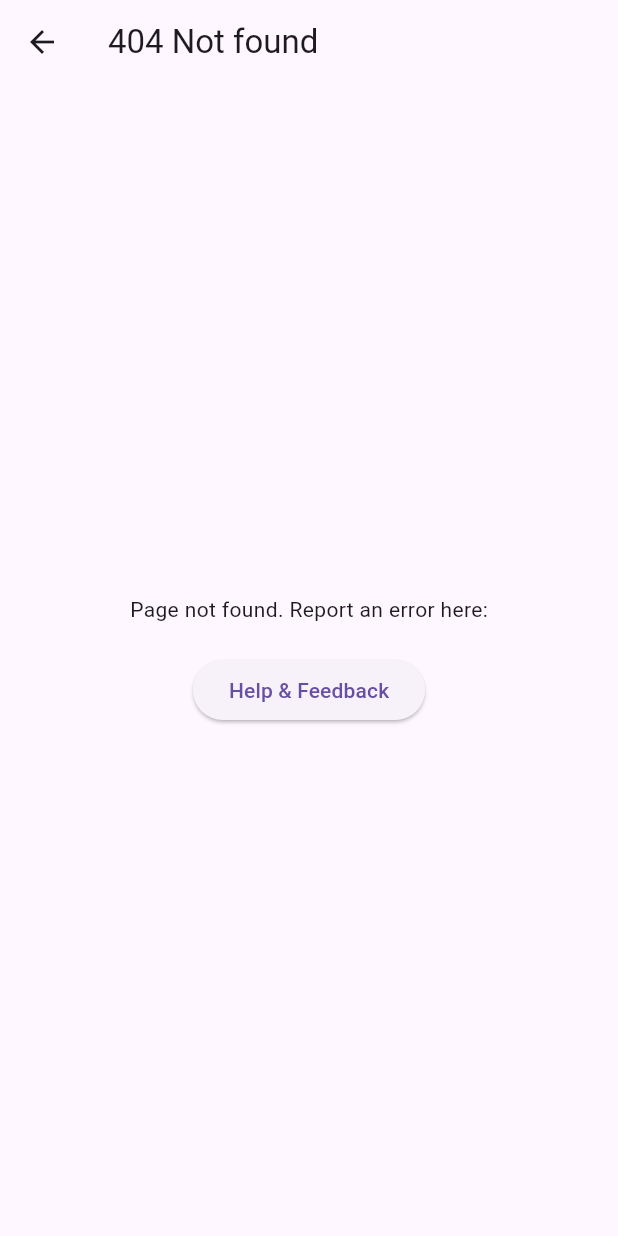
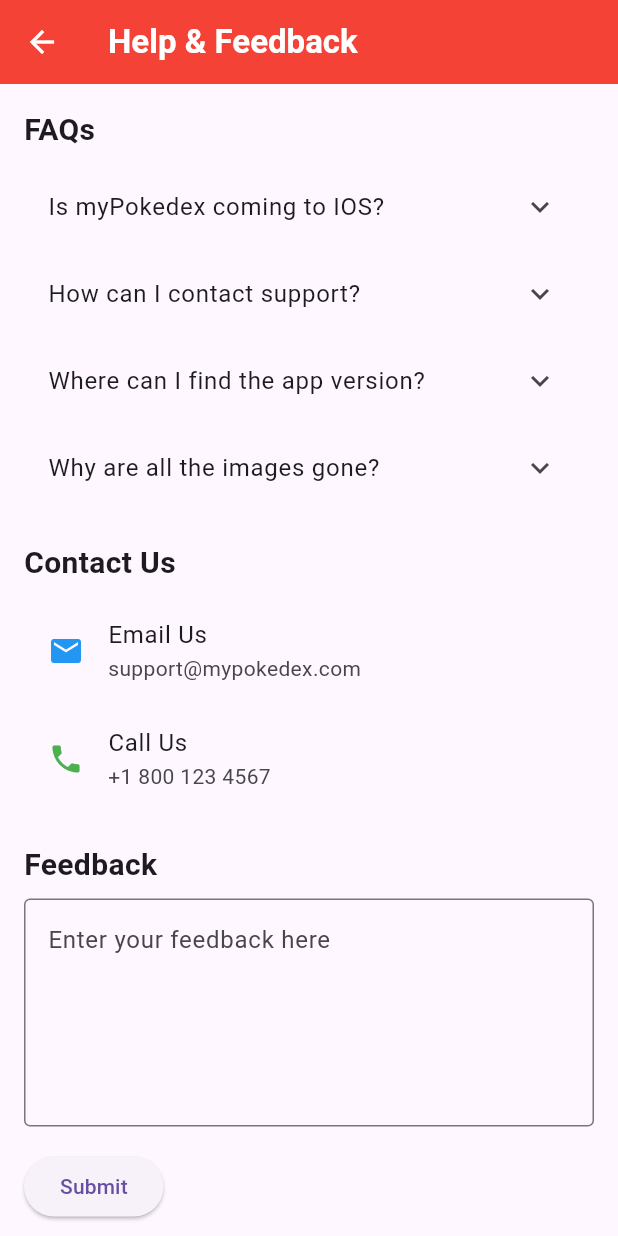
Before and after one commit to turek979/my_pokedex, a Flutter app: the screen it shows after launch, in the side drawer, after a tap on "Help & Feedback", on a phone screen of 412 x 824 dp. Run offline on Flutter 3.47's test engine with Material 3 defaults, Android fonts, the phone set to English and light mode, and no system bars.

Commit message:
add help and feedback

```diff
--- /dev/null
+++ b/lib/screens/help_and_feedback.dart
@@ -0,0 +1,84 @@
+import 'package:flutter/material.dart';
+import 'package:my_pokedex/widgets/faq_item.dart';
+
+class HelpAndFeedbackScreen extends StatelessWidget {
+  const HelpAndFeedbackScreen({super.key});
+
+  @override
+  Widget build(BuildContext context) {
+    return Scaffold(
+      appBar: AppBar(
+        foregroundColor: Colors.white,
+        backgroundColor: Colors.red,
+        title: Text(
+          'Help & Feedback',
+          style: TextStyle(fontWeight: FontWeight.bold),
+        ),
+      ),
+      body: SingleChildScrollView(
+        padding: const EdgeInsets.all(16.0),
+        child: Column(
+          crossAxisAlignment: CrossAxisAlignment.start,
+          children: [
+            Text(
+              'FAQs',
+              style: TextStyle(fontSize: 20, fontWeight: FontWeight.bold),
+            ),
+            SizedBox(height: 8),
+            FAQItem(
+                question: 'Is myPokedex coming to IOS?',
+                answer: 'Yes as soon as i can afford a MacBook'),
+            FAQItem(
+                question: 'How can I contact support?',
+                answer: 'You can email us at support@mypokedex.com.'),
+            FAQItem(
+                question: 'Where can I find the app version?',
+                answer: 'Go to About section on the tab.'),
+            FAQItem(
+                question: 'Why are all the images gone?',
+                answer:
+                    'There are two possible answers: Either the apps database is being updated or your connection is weak. If either is not the case, please contact us immediately!'),
+            SizedBox(height: 20),
+            Text(
+              'Contact Us',
+              style: TextStyle(fontSize: 20, fontWeight: FontWeight.bold),
+            ),
+            SizedBox(height: 8),
+            ListTile(
+              leading: Icon(Icons.email, color: Colors.blue),
+              title: Text('Email Us'),
+              subtitle: Text('support@mypokedex.com'),
+            ),
+            ListTile(
+              leading: Icon(Icons.phone, color: Colors.green),
+              title: Text('Call Us'),
+              subtitle: Text('+1 800 123 4567'),
+            ),
+            SizedBox(height: 20),
+            Text(
+              'Feedback',
+              style: TextStyle(fontSize: 20, fontWeight: FontWeight.bold),
+            ),
+            SizedBox(height: 8),
+            TextField(
+              decoration: InputDecoration(
+                border: OutlineInputBorder(),
+                hintText: 'Enter your feedback here',
+              ),
+              maxLines: 5,
+            ),
+            SizedBox(height: 16),
+            ElevatedButton(
+              onPressed: () {
+                ScaffoldMessenger.of(context).showSnackBar(SnackBar(
+                  content: Text('Feedback submitted!'),
+                ));
+              },
+              child: Text('Submit'),
+            ),
+          ],
+        ),
+      ),
+    );
+  }
+}
--- a/lib/screens/not_found.dart
+++ b/lib/screens/not_found.dart
@@ -1,5 +1,5 @@
 import 'package:flutter/material.dart';
-import 'package:my_pokedex/screens/about_screen.dart';
+import 'package:my_pokedex/screens/help_and_feedback.dart';
 
 class NotFound extends StatefulWidget {
   const NotFound({super.key});
@@ -13,7 +13,7 @@
     Navigator.pop(context);
     await Navigator.of(context).push(
       MaterialPageRoute(
-        builder: (context) => AboutScreen(),
+        builder: (context) => HelpAndFeedbackScreen(),
       ),
     );
   }
--- /dev/null
+++ b/lib/widgets/faq_item.dart
@@ -0,0 +1,21 @@
+import 'package:flutter/material.dart';
+
+class FAQItem extends StatelessWidget {
+  final String question;
+  final String answer;
+
+  const FAQItem({super.key, required this.question, required this.answer});
+
+  @override
+  Widget build(BuildContext context) {
+    return ExpansionTile(
+      title: Text(question),
+      children: [
+        Padding(
+          padding: const EdgeInsets.symmetric(horizontal: 16.0, vertical: 8.0),
+          child: Text(answer),
+        ),
+      ],
+    );
+  }
+}
--- a/lib/widgets/main_drawer.dart
+++ b/lib/widgets/main_drawer.dart
@@ -85,7 +85,7 @@
                   color: Theme.of(context).colorScheme.onSurface, fontSize: 24),
             ),
             onTap: () {
-              onSelectScreen('help2');
+              onSelectScreen('help');
             },
           ),
           ListTile(
@@ -103,6 +103,21 @@
               onSelectScreen('about');
             },
           ),
+          ListTile(
+            leading: Icon(
+              Icons.error_outline,
+              size: 26,
+              color: Theme.of(context).colorScheme.onSurface,
+            ),
+            title: Text(
+              'error.debug',
+              style: Theme.of(context).textTheme.titleSmall!.copyWith(
+                  color: Theme.of(context).colorScheme.onSurface, fontSize: 24),
+            ),
+            onTap: () {
+              onSelectScreen('error');
+            },
+          ),
         ],
       ),
     );
--- a/lib/widgets/tabs_screen.dart
+++ b/lib/widgets/tabs_screen.dart
@@ -1,5 +1,6 @@
 import 'package:flutter/material.dart';
 import 'package:my_pokedex/screens/about_screen.dart';
+import 'package:my_pokedex/screens/help_and_feedback.dart';
 import 'package:my_pokedex/screens/not_found.dart';
 
 import 'package:my_pokedex/widgets/main_drawer.dart';
@@ -31,7 +32,7 @@
     } else if (identifier == 'help') {
       await Navigator.of(context).push(
         MaterialPageRoute(
-          builder: (context) => AboutScreen(),
+          builder: (context) => HelpAndFeedbackScreen(),
         ),
       );
     } else if (identifier == 'settings') {
```
